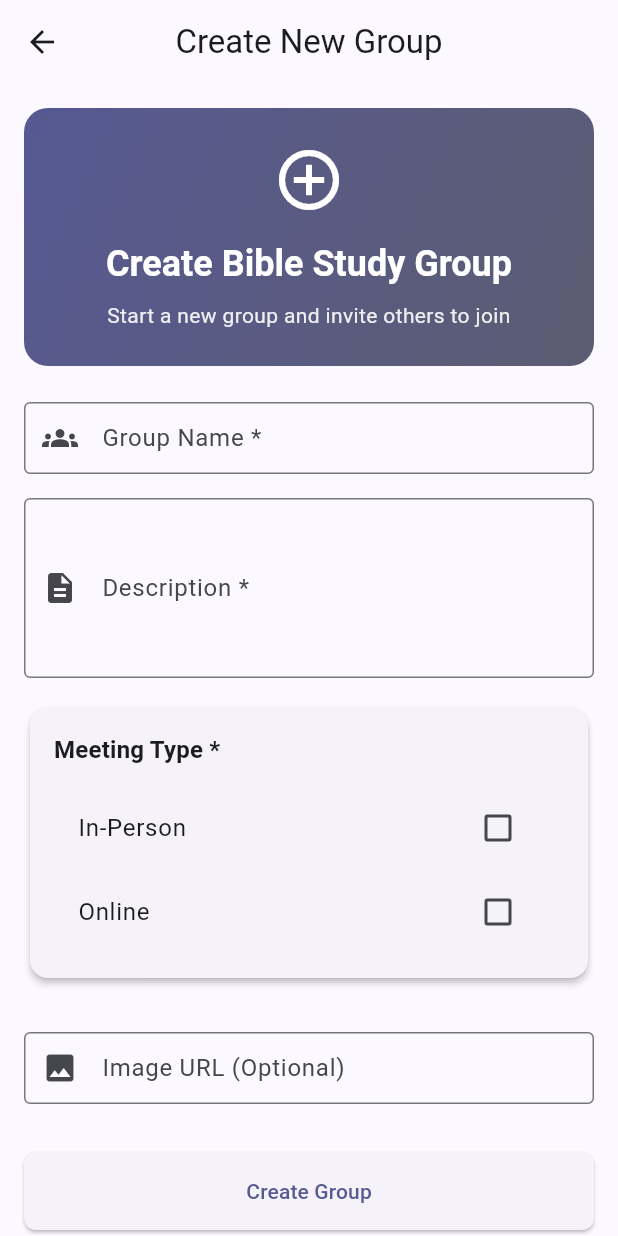
After one commit to AIHeart-Professional/bible_study_finder_frontend, a Flutter app: the CreateGroupPage screen opened directly, on a phone screen of 412 x 824 dp. The commit adds this screen. Run offline on Flutter 3.47's test engine with Material 3 defaults, Android fonts, the phone set to English and light mode, and no system bars; our stand-ins replace flutter_secure_storage; accounts and stored records are empty; network calls fail.

Commit message:
Adding functionality for creating groups and fixed create account

```diff
--- a/bible_study_finder/lib/apis/group/group_api.dart
+++ b/bible_study_finder/lib/apis/group/group_api.dart
@@ -3,6 +3,7 @@ import 'package:http/http.dart' as http;
 import '../../models/group/bible_study_group.dart';
 import '../../models/group/worksheet.dart';
 import '../../models/group/chat_message.dart';
+import '../../models/group/location.dart';
 import '../../utils/app_config.dart';
 import '../../utils/logger.dart';
 import '../../utils/auth_storage.dart';
@@ -420,6 +421,74 @@ class GroupApi {
     );
   }
 
+  static Future<String> createGroupApi(
+      String name,
+      String description,
+      String leaderUserId,
+      Location location,
+      String? image) async {
+    final stopwatch = Stopwatch()..start();
+    final url = _buildCreateGroupUrl();
+
+    _logger.debug('Creating group: name=$name, leaderUserId=$leaderUserId');
+
+    try {
+      final response = await _sendCreateGroupRequest(
+          url, name, description, leaderUserId, location, image);
+      stopwatch.stop();
+      _logApiCall('POST', url.toString(), response.statusCode, stopwatch);
+      return _handleCreateGroupResponse(response);
+    } catch (e, stackTrace) {
+      stopwatch.stop();
+      _logApiError('POST', url.toString(), e);
+      _logger.error('Error creating group', error: e, stackTrace: stackTrace);
+      rethrow;
+    }
+  }
+
+  static Uri _buildCreateGroupUrl() {
+    return Uri.parse('${AppConfig.getBackendBaseUrl()}/groups/create_group');
+  }
+
+  static Future<http.Response> _sendCreateGroupRequest(Uri url, String name,
+      String description, String leaderUserId, Location location,
+      String? image) async {
+    final headers = await AuthStorage.getAuthHeaders();
+    final requestHeaders = {
+      ...headers,
+      'Content-Type': 'application/json',
+    };
+    final body = json.encode({
+      'name': name,
+      'description': description,
+      'leaderUserId': leaderUserId,
+      'location': location.toJson(),
+      if (image != null) 'image': image,
+    });
+    return await http
+        .post(url, headers: requestHeaders, body: body)
+        .timeout(AppConfig.apiTimeout);
+  }
+
+  static String _handleCreateGroupResponse(http.Response response) {
+    if (response.statusCode == 200) {
+      final jsonData = json.decode(response.body);
+      final success = jsonData['success'] ?? false;
+      if (success) {
+        final groupId = jsonData['groupId'] ?? '';
+        _logger.info('Successfully created group: $groupId');
+        return groupId;
+      } else {
+        final message = jsonData['message'] ?? 'Failed to create group';
+        _logger.warning('API returned success=false: $message');
+        throw Exception(message);
+      }
+    } else {
+      _logger.error('HTTP error: ${response.statusCode}');
+      throw Exception('Failed to create group: ${response.statusCode}');
+    }
+  }
+
   static void _logApiError(String method, String url, dynamic error) {
     _logger.logApiCall(
       method: method,
--- a/bible_study_finder/lib/apis/roles/roles_api.dart
+++ b/bible_study_finder/lib/apis/roles/roles_api.dart
@@ -48,6 +48,45 @@ class RolesApi {
     }
   }
 
+  static Future<bool> createGroupRoleApi(
+      String userId, String groupId, String role) async {
+    final stopwatch = Stopwatch()..start();
+    final url = _buildCreateGroupRoleUrl();
+
+    _logger.debug('Creating group role: userId=$userId, groupId=$groupId, role=$role');
+
+    try {
+      final response = await _sendCreateGroupRoleRequest(url, userId, groupId, role);
+      stopwatch.stop();
+      _logApiCall('POST', url.toString(), response.statusCode, stopwatch);
+      return _handleCreateGroupRoleResponse(response);
+    } catch (e, stackTrace) {
+      stopwatch.stop();
+      _logApiError('POST', url.toString(), e);
+      _logger.error('Error creating group role', error: e, stackTrace: stackTrace);
+      rethrow;
+    }
+  }
+
+  static Future<bool> removeGroupRoleApi(String userId, String groupId) async {
+    final stopwatch = Stopwatch()..start();
+    final url = _buildRemoveGroupRoleUrl();
+
+    _logger.debug('Removing group role: userId=$userId, groupId=$groupId');
+
+    try {
+      final response = await _sendRemoveGroupRoleRequest(url, userId, groupId);
+      stopwatch.stop();
+      _logApiCall('POST', url.toString(), response.statusCode, stopwatch);
+      return _handleRemoveGroupRoleResponse(response);
+    } catch (e, stackTrace) {
+      stopwatch.stop();
+      _logApiError('POST', url.toString(), e);
+      _logger.error('Error removing group role', error: e, stackTrace: stackTrace);
+      rethrow;
+    }
+  }
+
   static Uri _buildGetGroupRolesUrl(String? groupId, String? userId) {
     final uri = Uri.parse('${AppConfig.getBackendBaseUrl()}/roles/get_group_roles');
     final queryParams = <String, String>{};
@@ -64,6 +103,14 @@ class RolesApi {
     return Uri.parse('${AppConfig.getBackendBaseUrl()}/roles/get_roles');
   }
 
+  static Uri _buildCreateGroupRoleUrl() {
+    return Uri.parse('${AppConfig.getBackendBaseUrl()}/roles/create_group_role');
+  }
+
+  static Uri _buildRemoveGroupRoleUrl() {
+    return Uri.parse('${AppConfig.getBackendBaseUrl()}/roles/remove_group_role');
+  }
+
   static Future<http.Response> _sendGetGroupRolesRequest(Uri url) async {
     final headers = await AuthStorage.getAuthHeaders();
     return await http.get(url, headers: headers).timeout(AppConfig.apiTimeout);
@@ -72,6 +119,39 @@ class RolesApi {
   static Future<http.Response> _sendGetRolesRequest(Uri url) async {
     final headers = await AuthStorage.getAuthHeaders();
     return await http.get(url, headers: headers).timeout(AppConfig.apiTimeout);
+  }
+
+  static Future<http.Response> _sendCreateGroupRoleRequest(
+      Uri url, String userId, String groupId, String role) async {
+    final authHeaders = await AuthStorage.getAuthHeaders();
+    final headers = {
+      ...authHeaders,
+      'Content-Type': 'application/json',
+    };
+    final body = json.encode({
+      'userId': userId,
+      'groupId': groupId,
+      'role': role,
+    });
+    return await http
+        .post(url, headers: headers, body: body)
+        .timeout(AppConfig.apiTimeout);
+  }
+
+  static Future<http.Response> _sendRemoveGroupRoleRequest(
+      Uri url, String userId, String groupId) async {
+    final authHeaders = await AuthStorage.getAuthHeaders();
+    final headers = {
+      ...authHeaders,
+      'Content-Type': 'application/json',
+    };
+    final body = json.encode({
+      'userId': userId,
+      'groupId': groupId,
+    });
+    return await http
+        .post(url, headers: headers, body: body)
+        .timeout(AppConfig.apiTimeout);
   }
 
   static List<GroupRole> _handleGetGroupRolesResponse(http.Response response) {
@@ -119,6 +199,42 @@ class RolesApi {
     }
   }
 
+  static bool _handleCreateGroupRoleResponse(http.Response response) {
+    if (response.statusCode == 200) {
+      final jsonData = json.decode(response.body);
+      final success = jsonData['success'] ?? false;
+      if (success) {
+        _logger.debug('Successfully created group role');
+        return true;
+      } else {
+        final message = jsonData['message'] ?? 'Failed to create group role';
+        _logger.warning('API returned success=false: $message');
+        return false;
+      }
+    } else {
+      _logger.error('HTTP error: ${response.statusCode}');
+      return false;
+    }
+  }
+
+  static bool _handleRemoveGroupRoleResponse(http.Response response) {
+    if (response.statusCode == 200) {
+      final jsonData = json.decode(response.body);
+      final success = jsonData['success'] ?? false;
+      if (success) {
+        _logger.debug('Successfully removed group role');
+        return true;
+      } else {
+        final message = jsonData['message'] ?? 'Failed to remove group role';
+        _logger.warning('API returned success=false: $message');
+        return false;
+      }
+    } else {
+      _logger.error('HTTP error: ${response.statusCode}');
+      return false;
+    }
+  }
+
   static void _logApiCall(String method, String url, int statusCode, Stopwatch stopwatch) {
     final responseTime = stopwatch.elapsedMilliseconds / 1000.0;
     _logger.logApiCall(
--- a/bible_study_finder/lib/apis/users/user_api.dart
+++ b/bible_study_finder/lib/apis/users/user_api.dart
@@ -85,6 +85,7 @@ class UserApi {
 
   static Future<http.Response> _sendCreateUserRequest(
       Uri url, CreateUserRequest request) async {
+    _logger.debug('User Body before sending to backend: ${request.toJson()}');
     return await http
         .post(
           url,
--- /dev/null
+++ b/bible_study_finder/lib/pages/groups/create_group_page.dart
@@ -0,0 +1,383 @@
+import 'package:flutter/material.dart';
+import '../../models/group/location.dart';
+import '../../services/group/group_service.dart';
+import '../../utils/logger.dart';
+import 'group_detail_page.dart';
+
+class CreateGroupPage extends StatefulWidget {
+  const CreateGroupPage({super.key});
+
+  @override
+  State<CreateGroupPage> createState() => _CreateGroupPageState();
+}
+
+class _CreateGroupPageState extends State<CreateGroupPage> {
+  static final _logger = getLogger('CreateGroupPage');
+  final _formKey = GlobalKey<FormState>();
+  final _nameController = TextEditingController();
+  final _descriptionController = TextEditingController();
+  final _addressController = TextEditingController();
+  final _cityController = TextEditingController();
+  final _stateController = TextEditingController();
+  final _zipcodeController = TextEditingController();
+  final _virtualLinkController = TextEditingController();
+  final _imageController = TextEditingController();
+
+  bool _isLoading = false;
+  bool _isOnline = false;
+  bool _isInPerson = false;
+
+  @override
+  void dispose() {
+    _nameController.dispose();
+    _descriptionController.dispose();
+    _addressController.dispose();
+    _cityController.dispose();
+    _stateController.dispose();
+    _zipcodeController.dispose();
+    _virtualLinkController.dispose();
+    _imageController.dispose();
+    super.dispose();
+  }
+
+  Future<void> _handleCreateGroup() async {
+    if (!_formKey.currentState!.validate()) {
+      return;
+    }
+
+    if (!_isOnline && !_isInPerson) {
+      ScaffoldMessenger.of(context).showSnackBar(
+        const SnackBar(
+          content: Text('Please select at least one meeting type (Online or In-Person)'),
+          backgroundColor: Colors.red,
+        ),
+      );
+      return;
+    }
+
+    setState(() => _isLoading = true);
+
+    try {
+      final location = Location(
+        address: _isInPerson ? _addressController.text.trim() : null,
+        city: _isInPerson ? _cityController.text.trim() : null,
+        state: _isInPerson ? _stateController.text.trim() : null,
+        zipcode: _isInPerson ? _zipcodeController.text.trim() : null,
+        virtualMeetingLink: _isOnline ? _virtualLinkController.text.trim() : null,
+      );
+
+      final groupId = await GroupService.createGroup(
+        name: _nameController.text.trim(),
+        description: _descriptionController.text.trim(),
+        location: location,
+        image: _imageController.text.trim().isEmpty
+            ? null
+            : _imageController.text.trim(),
+      );
+
+      _logger.info('Group created successfully: $groupId');
+
+      if (mounted) {
+        ScaffoldMessenger.of(context).showSnackBar(
+          const SnackBar(
+            content: Text('Group created successfully!'),
+            backgroundColor: Colors.green,
+          ),
+        );
+
+        Navigator.of(context).pushReplacement(
+          MaterialPageRoute(
+            builder: (context) => GroupDetailPage(groupId: groupId),
+          ),
+        );
+      }
+    } catch (e) {
+      _logger.error('Error creating group', error: e, stackTrace: StackTrace.current);
+      if (mounted) {
+        ScaffoldMessenger.of(context).showSnackBar(
+          SnackBar(
+            content: Text('Error creating group: $e'),
+            backgroundColor: Colors.red,
+          ),
+        );
+      }
+    } finally {
+      if (mounted) {
+        setState(() => _isLoading = false);
+      }
+    }
+  }
+
+  @override
+  Widget build(BuildContext context) {
+    return Scaffold(
+      appBar: AppBar(
+        title: const Text('Create New Group'),
+      ),
+      body: SingleChildScrollView(
+        padding: const EdgeInsets.all(16.0),
+        child: Form(
+          key: _formKey,
+          child: Column(
+            crossAxisAlignment: CrossAxisAlignment.stretch,
+            children: [
+              _buildHeader(),
+              const SizedBox(height: 24),
+              _buildNameField(),
+              const SizedBox(height: 16),
+              _buildDescriptionField(),
+              const SizedBox(height: 16),
+              _buildMeetingTypeSection(),
+              const SizedBox(height: 16),
+              if (_isInPerson) _buildInPersonLocationFields(),
+              if (_isOnline) _buildOnlineLocationField(),
+              const SizedBox(height: 16),
+              _buildImageField(),
+              const SizedBox(height: 32),
+              _buildCreateButton(),
+            ],
+          ),
+        ),
+      ),
+    );
+  }
+
+  Widget _buildHeader() {
+    return Container(
+      padding: const EdgeInsets.all(24.0),
+      decoration: BoxDecoration(
+        gradient: LinearGradient(
+          colors: [
+            Theme.of(context).colorScheme.primary,
+            Theme.of(context).colorScheme.secondary,
+          ],
+          begin: Alignment.topLeft,
+          end: Alignment.bottomRight,
+        ),
+        borderRadius: BorderRadius.circular(16),
+      ),
+      child: Column(
+        children: [
+          Icon(
+            Icons.add_circle_outline,
+            size: 48,
+            color: Colors.white,
+          ),
+          const SizedBox(height: 16),
+          Text(
+            'Create Bible Study Group',
+            style: Theme.of(context).textTheme.headlineSmall?.copyWith(
+                  color: Colors.white,
+                  fontWeight: FontWeight.bold,
+                ),
+            textAlign: TextAlign.center,
+          ),
+          const SizedBox(height: 8),
+          Text(
+            'Start a new group and invite others to join',
+            style: Theme.of(context).textTheme.bodyMedium?.copyWith(
+                  color: Colors.white.withOpacity(0.9),
+                ),
+            textAlign: TextAlign.center,
+          ),
+        ],
+      ),
+    );
+  }
+
+  Widget _buildNameField() {
+    return TextFormField(
+      controller: _nameController,
+      decoration: const InputDecoration(
+        labelText: 'Group Name *',
+        hintText: 'Enter group name',
+        prefixIcon: Icon(Icons.groups),
+        border: OutlineInputBorder(),
+      ),
+      validator: (value) {
+        if (value == null || value.trim().isEmpty) {
+          return 'Please enter a group name';
+        }
+        return null;
+      },
+    );
+  }
+
+  Widget _buildDescriptionField() {
+    return TextFormField(
+      controller: _descriptionController,
+      decoration: const InputDecoration(
+        labelText: 'Description *',
+        hintText: 'Describe your group',
+        prefixIcon: Icon(Icons.description),
+        border: OutlineInputBorder(),
+      ),
+      maxLines: 4,
+      validator: (value) {
+        if (value == null || value.trim().isEmpty) {
+          return 'Please enter a description';
+        }
+        return null;
+      },
+    );
+  }
+
+  Widget _buildMeetingTypeSection() {
+    return Card(
+      child: Padding(
+        padding: const EdgeInsets.all(16.0),
+        child: Column(
+          crossAxisAlignment: CrossAxisAlignment.start,
+          children: [
+            Text(
+              'Meeting Type *',
+              style: Theme.of(context).textTheme.titleMedium?.copyWith(
+                    fontWeight: FontWeight.bold,
+                  ),
+            ),
+            const SizedBox(height: 12),
+            CheckboxListTile(
+              title: const Text('In-Person'),
+              value: _isInPerson,
+              onChanged: (value) {
+                setState(() => _isInPerson = value ?? false);
+              },
+            ),
+            CheckboxListTile(
+              title: const Text('Online'),
+              value: _isOnline,
+              onChanged: (value) {
+                setState(() => _isOnline = value ?? false);
+              },
+            ),
+          ],
+        ),
+      ),
+    );
+  }
+
+  Widget _buildInPersonLocationFields() {
+    return Card(
+      child: Padding(
+        padding: const EdgeInsets.all(16.0),
+        child: Column(
+          crossAxisAlignment: CrossAxisAlignment.start,
+          children: [
+            Text(
+              'In-Person Location',
+              style: Theme.of(context).textTheme.titleMedium?.copyWith(
+                    fontWeight: FontWeight.bold,
+                  ),
+            ),
+            const SizedBox(height: 16),
+            TextFormField(
+              controller: _addressController,
+              decoration: const InputDecoration(
+                labelText: 'Address',
+                hintText: 'Street address',
+                prefixIcon: Icon(Icons.location_on),
+                border: OutlineInputBorder(),
+              ),
+            ),
+            const SizedBox(height: 16),
+            Row(
+              children: [
+                Expanded(
+                  child: TextFormField(
+                    controller: _cityController,
+                    decoration: const InputDecoration(
+                      labelText: 'City',
+                      hintText: 'City',
+                      border: OutlineInputBorder(),
+                    ),
+                  ),
+                ),
+                const SizedBox(width: 16),
+                Expanded(
+                  child: TextFormField(
+                    controller: _stateController,
+                    decoration: const InputDecoration(
+                      labelText: 'State',
+                      hintText: 'State',
+                      border: OutlineInputBorder(),
+                    ),
+                  ),
+                ),
+              ],
+            ),
+            const SizedBox(height: 16),
+            TextFormField(
+              controller: _zipcodeController,
+              decoration: const InputDecoration(
+                labelText: 'Zip Code',
+                hintText: 'Zip code',
+                prefixIcon: Icon(Icons.pin),
+                border: OutlineInputBorder(),
+              ),
+            ),
+          ],
+        ),
+      ),
+    );
+  }
+
+  Widget _buildOnlineLocationField() {
+    return Card(
+      child: Padding(
+        padding: const EdgeInsets.all(16.0),
+        child: Column(
+          crossAxisAlignment: CrossAxisAlignment.start,
+          children: [
+            Text(
+              'Online Meeting Link',
+              style: Theme.of(context).textTheme.titleMedium?.copyWith(
+                    fontWeight: FontWeight.bold,
+                  ),
+            ),
+            const SizedBox(height: 16),
+            TextFormField(
+              controller: _virtualLinkController,
+              decoration: const InputDecoration(
+                labelText: 'Virtual Meeting Link',
+                hintText: 'https://meet.google.com/...',
+                prefixIcon: Icon(Icons.video_call),
+                border: OutlineInputBorder(),
+              ),
+            ),
+          ],
+        ),
+      ),
+    );
+  }
+
+  Widget _buildImageField() {
+    return TextFormField(
+      controller: _imageController,
+      decoration: const InputDecoration(
+        labelText: 'Image URL (Optional)',
+        hintText: 'https://example.com/image.jpg',
+        prefixIcon: Icon(Icons.image),
+        border: OutlineInputBorder(),
+      ),
+    );
+  }
+
+  Widget _buildCreateButton() {
+    return ElevatedButton(
+      onPressed: _isLoading ? null : _handleCreateGroup,
+      style: ElevatedButton.styleFrom(
+        padding: const EdgeInsets.symmetric(vertical: 16),
+      ),
+      child: _isLoading
+          ? const SizedBox(
+              height: 20,
+              width: 20,
+              child: CircularProgressIndicator(
+                strokeWidth: 2,
+                valueColor: AlwaysStoppedAnimation<Color>(Colors.white),
+              ),
+            )
+          : const Text('Create Group'),
+    );
+  }
+}
--- a/bible_study_finder/lib/pages/groups/my_groups_page.dart
+++ b/bible_study_finder/lib/pages/groups/my_groups_page.dart
@@ -402,7 +402,6 @@ class _MyGroupsPageState extends State<MyGroupsPage>
           ],
         ),
       ),
-
     );
   }
 }
--- a/bible_study_finder/lib/services/group/group_service.dart
+++ b/bible_study_finder/lib/services/group/group_service.dart
@@ -1,6 +1,8 @@
 import '../../models/group/bible_study_group.dart';
 import '../../models/group/search_criteria.dart';
+import '../../models/group/location.dart';
 import '../../apis/group/group_api.dart';
+import '../../apis/roles/roles_api.dart';
 import '../../services/membership/membership_service.dart';
 import '../../utils/logger.dart';
 import '../../utils/auth_storage.dart';
@@ -67,6 +69,47 @@ class GroupService {
     } catch (e, stackTrace) {
       _logger.error('Error fetching group', error: e, stackTrace: stackTrace);
       throw Exception('Error fetching group: $e');
+    }
+  }
+
+  static Future<String> createGroup({
+    required String name,
+    required String description,
+    required Location location,
+    String? image,
+  }) async {
+    try {
+      final userId = await AuthStorage.getUserId();
+      if (userId == null) {
+        throw Exception('User not logged in');
+      }
+
+      _logger.debug('Creating group: name=$name, userId=$userId');
+
+      final groupId = await GroupApi.createGroupApi(
+        name,
+        description,
+        userId,
+        location,
+        image,
+      );
+
+      final joinSuccess = await GroupApi.joinGroupApi(groupId, userId);
+      if (!joinSuccess) {
+        _logger.warning('Failed to join group after creation');
+        throw Exception('Failed to join group after creation');
+      }
+
+      final roleSuccess = await RolesApi.createGroupRoleApi(userId, groupId, 'admin');
+      if (!roleSuccess) {
+        _logger.warning('Failed to assign admin role after group creation');
+      }
+
+      _logger.info('Successfully created group and assigned admin role: $groupId');
+      return groupId;
+    } catch (e, stackTrace) {
+      _logger.error('Error creating group', error: e, stackTrace: stackTrace);
+      throw Exception('Error creating group: $e');
     }
   }
 
```
Also changed, not shown: bible_study_finder/lib/pages/auth/auth_page.dart (+36 -0 lines), bible_study_finder/lib/pages/groups/groups_page.dart (+28 -4 lines), bible_study_finder/lib/services/membership/membership_service.dart (+36 -2 lines).
